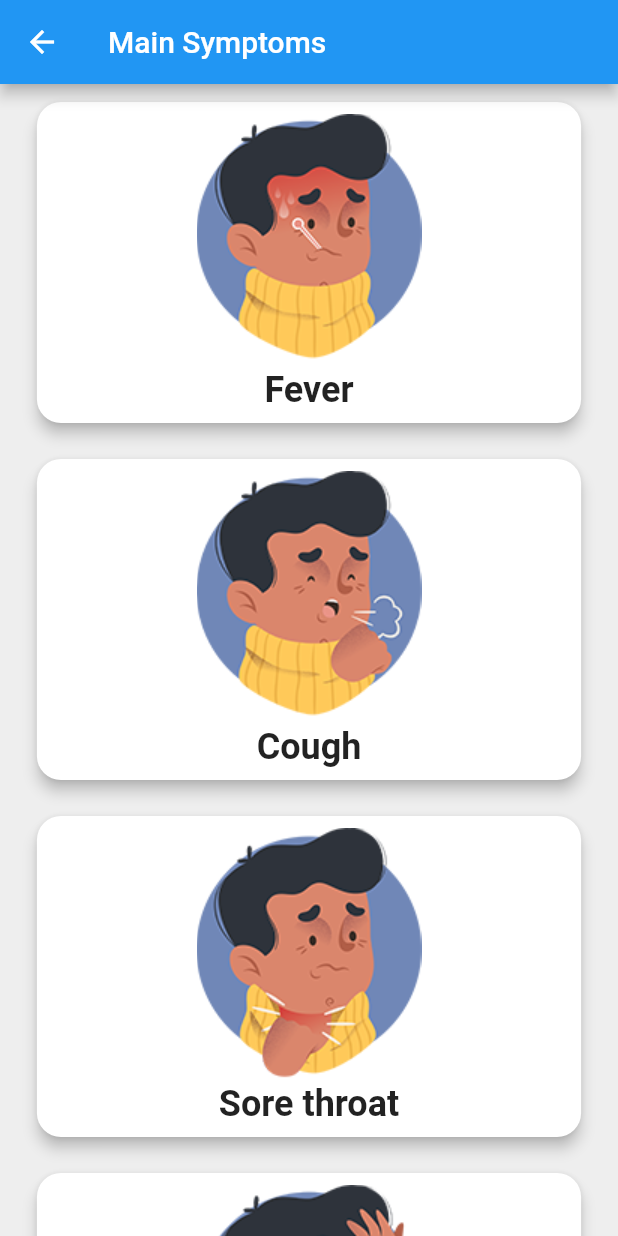
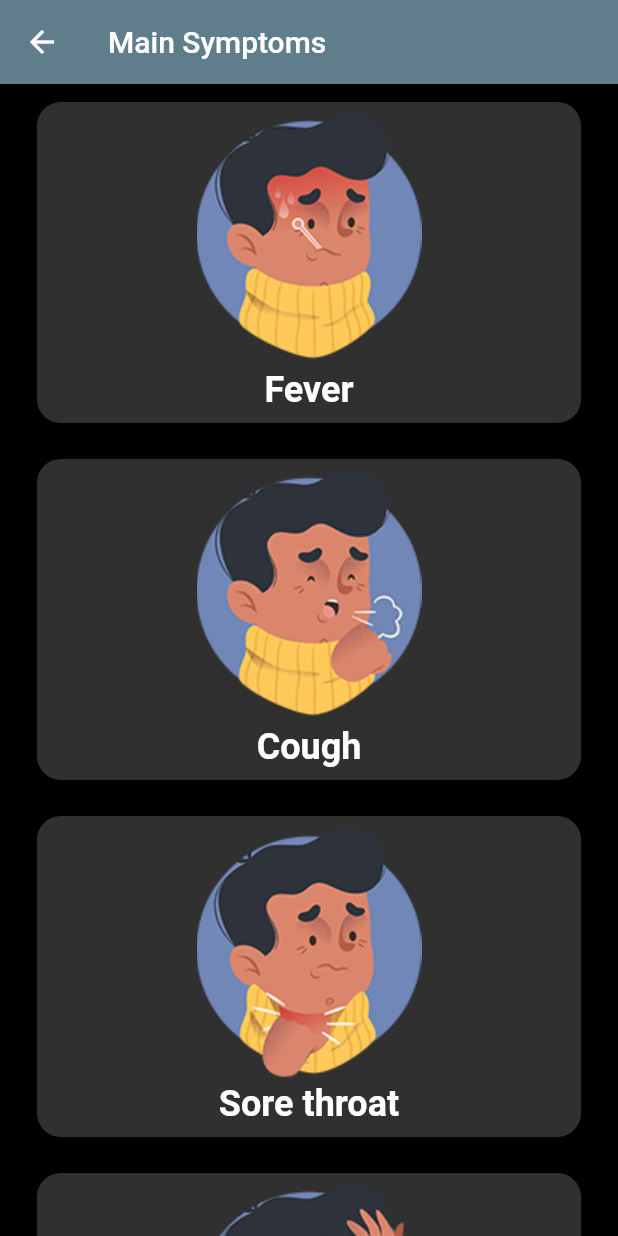
Before and after one commit to SrilalS/Covid19-Status, a Flutter app: the screen it shows after launch, after a tap on "Main Symptoms", on a phone screen of 412 x 824 dp. Run offline on Flutter 3.47's test engine with Material 2 defaults, Android fonts, the light colour scheme and no system bars; missing offline and left inert: onesignal_flutter; network calls fail.

Commit message:
Dark Mode

```diff
--- a/lib/main.dart
+++ b/lib/main.dart
@@ -17,7 +17,7 @@ class MyApp extends StatelessWidget {
       debugShowCheckedModeBanner: false,
       title: 'COVID-19 Stats - FOSS NSBM',
       theme: ThemeData(
-        primarySwatch: Colors.blue,
+        primarySwatch: Colors.blueGrey,
       ),
       home: MyHomePage(title: 'FOSS NSBM - COVID-19 Status'),
     );
@@ -54,9 +54,11 @@ class _MyHomePageState extends State<MyHomePage> {
         builder: (BuildContext context) {
           return Center(
               child: Container(
+                  color: Colors.black,
                   height: w / 1.25,
                   width: w / 1.5,
                   child: Card(
+                    color: Colors.black,
                     shape: RoundedRectangleBorder(
                       borderRadius: BorderRadius.circular(24),
                     ),
@@ -71,7 +73,9 @@ class _MyHomePageState extends State<MyHomePage> {
                           'Please Wash Your Hands before Entering!',
                           textAlign: TextAlign.center,
                           style: TextStyle(
-                              fontSize: 16, fontWeight: FontWeight.bold),
+                              fontSize: 16,
+                              fontWeight: FontWeight.bold,
+                              color: Colors.white),
                         ),
                         SizedBox(
                           height: 16,
@@ -85,14 +89,14 @@ class _MyHomePageState extends State<MyHomePage> {
                         ),
                         RaisedButton(
                             elevation: 4,
-                            color: Colors.red,
-                            splashColor: Colors.redAccent,
+                            color: Colors.white,
+                            splashColor: Colors.white,
                             shape: RoundedRectangleBorder(
                               borderRadius: BorderRadius.circular(32.0),
                             ),
                             child: Text(
                               'Okay',
-                              style: TextStyle(color: Colors.white),
+                              style: TextStyle(color: Colors.black),
                             ),
                             onPressed: () {
                               Navigator.pop(context);
@@ -145,7 +149,7 @@ class _MyHomePageState extends State<MyHomePage> {
               //_popUp();
             });
           }),
-      backgroundColor: Colors.grey[200],
+      backgroundColor: Colors.black,
       drawer: Drawer(
         child: Center(
           child: Column(
@@ -237,10 +241,12 @@ class _MyHomePageState extends State<MyHomePage> {
           child: Column(
         children: <Widget>[
           Container(
+            color: Colors.black,
             margin: EdgeInsets.fromLTRB(0, 8, 0, 0),
             height: h * 0.2,
             width: w * 0.9,
             child: Card(
+              color: Colors.grey[850],
               shape: RoundedRectangleBorder(
                 borderRadius: BorderRadius.circular(16.0),
               ),
@@ -254,12 +260,12 @@ class _MyHomePageState extends State<MyHomePage> {
                   ),
                   Text(
                     'Total Cases',
-                    style: TextStyle(color: Colors.orange, fontSize: 32),
+                    style: TextStyle(color: Colors.white, fontSize: 32),
                   ),
                   Text(
                     tc,
                     style: TextStyle(
-                        color: Colors.orange,
+                        color: Colors.white,
                         fontSize: 64,
                         fontWeight: FontWeight.bold),
                   )
@@ -274,6 +280,7 @@ class _MyHomePageState extends State<MyHomePage> {
                 height: h * 0.2,
                 width: w * 0.45,
                 child: Card(
+                  color: Colors.grey[850],
                   shape: RoundedRectangleBorder(
                     borderRadius: BorderRadius.circular(16.0),
                   ),
@@ -308,6 +315,7 @@ class _MyHomePageState extends State<MyHomePage> {
                 height: h * 0.2,
                 width: w * 0.45,
                 child: Card(
+                  color: Colors.grey[850],
                   shape: RoundedRectangleBorder(
                     borderRadius: BorderRadius.circular(16.0),
                   ),
@@ -321,16 +329,16 @@ class _MyHomePageState extends State<MyHomePage> {
                       ),
                       Text(
                         'New Cases',
-                        style: TextStyle(color: Colors.green, fontSize: 16),
+                        style: TextStyle(color: Colors.amber, fontSize: 16),
                       ),
                       Icon(
                         Icons.note_add,
-                        color: Colors.green,
+                        color: Colors.amber,
                       ),
                       Text(
                         nc,
                         style: TextStyle(
-                            color: Colors.green,
+                            color: Colors.amber,
                             fontSize: 64,
                             fontWeight: FontWeight.bold),
                       )
@@ -345,6 +353,7 @@ class _MyHomePageState extends State<MyHomePage> {
             height: h * 0.2,
             width: w * 0.9,
             child: Card(
+              color: Colors.grey[850],
               shape: RoundedRectangleBorder(
                 borderRadius: BorderRadius.circular(16.0),
               ),
@@ -380,7 +389,7 @@ class _MyHomePageState extends State<MyHomePage> {
                 shape: RoundedRectangleBorder(
                   borderRadius: BorderRadius.circular(32.0),
                 ),
-                color: Colors.red,
+                color: Colors.grey[600],
                 child: Text(
                   'Main Symptoms',
                   style: TextStyle(color: Colors.white),
@@ -401,7 +410,7 @@ class _MyHomePageState extends State<MyHomePage> {
                 shape: RoundedRectangleBorder(
                   borderRadius: BorderRadius.circular(32.0),
                 ),
-                color: Colors.green,
+                color: Colors.grey[600],
                 child: Text(
                   'Prevention Methods',
                   style: TextStyle(color: Colors.white),
--- a/lib/symp.dart
+++ b/lib/symp.dart
@@ -12,7 +12,7 @@ class _SympscrState extends State<Sympscr> {
   Widget build(BuildContext context) {
     return Container(
       child: Scaffold(
-        backgroundColor: Colors.grey[200],
+        backgroundColor: Colors.black,
         appBar: AppBar(
           title: Text('Main Symptoms'),
         ),
@@ -21,18 +21,18 @@ class _SympscrState extends State<Sympscr> {
             child: Column(
               mainAxisAlignment: MainAxisAlignment.center,
               children: <Widget>[
-
                 Container(
                   width: MediaQuery.of(context).size.width * 0.9,
                   margin: EdgeInsets.all(8),
                   child: Card(
+                    color: Colors.grey[850],
                     shape: RoundedRectangleBorder(
                       borderRadius: BorderRadius.circular(16.0),
                     ),
                     elevation: 4,
                     child: Column(
                       children: <Widget>[
-                        SizedBox(height:8),
+                        SizedBox(height: 8),
                         Image.asset(
                           'assets/1.png',
                           scale: 1,
@@ -40,25 +40,27 @@ class _SympscrState extends State<Sympscr> {
                         Text(
                           'Fever',
                           style: TextStyle(
-                              fontSize: 24, fontWeight: FontWeight.bold),
+                              fontSize: 24,
+                              fontWeight: FontWeight.bold,
+                              color: Colors.white),
                         ),
-                        SizedBox(height:8)
+                        SizedBox(height: 8)
                       ],
                     ),
                   ),
                 ),
-
                 Container(
                   width: MediaQuery.of(context).size.width * 0.9,
                   margin: EdgeInsets.all(8),
                   child: Card(
+                    color: Colors.grey[850],
                     shape: RoundedRectangleBorder(
                       borderRadius: BorderRadius.circular(16.0),
                     ),
                     elevation: 4,
                     child: Column(
                       children: <Widget>[
-                        SizedBox(height:8),
+                        SizedBox(height: 8),
                         Image.asset(
                           'assets/2.png',
                           scale: 1,
@@ -66,25 +68,27 @@ class _SympscrState extends State<Sympscr> {
                         Text(
                           'Cough',
                           style: TextStyle(
-                              fontSize: 24, fontWeight: FontWeight.bold),
+                              fontSize: 24,
+                              fontWeight: FontWeight.bold,
+                              color: Colors.white),
                         ),
-                        SizedBox(height:8),
+                        SizedBox(height: 8),
                       ],
                     ),
                   ),
                 ),
-
                 Container(
                   width: MediaQuery.of(context).size.width * 0.9,
                   margin: EdgeInsets.all(8),
                   child: Card(
+                    color: Colors.grey[850],
                     shape: RoundedRectangleBorder(
                       borderRadius: BorderRadius.circular(16.0),
                     ),
                     elevation: 4,
                     child: Column(
                       children: <Widget>[
-                        SizedBox(height:8),
+                        SizedBox(height: 8),
                         Image.asset(
                           'assets/3.png',
                           scale: 1,
@@ -92,26 +96,27 @@ class _SympscrState extends State<Sympscr> {
                         Text(
                           'Sore throat',
                           style: TextStyle(
-                              fontSize: 24, fontWeight: FontWeight.bold),
+                              fontSize: 24,
+                              fontWeight: FontWeight.bold,
+                              color: Colors.white),
                         ),
-                        SizedBox(height:8),
+                        SizedBox(height: 8),
                       ],
                     ),
                   ),
                 ),
-
-
                 Container(
                   width: MediaQuery.of(context).size.width * 0.9,
                   margin: EdgeInsets.all(8),
                   child: Card(
+                    color: Colors.grey[850],
                     shape: RoundedRectangleBorder(
                       borderRadius: BorderRadius.circular(16.0),
                     ),
                     elevation: 4,
                     child: Column(
                       children: <Widget>[
-                        SizedBox(height:8),
+                        SizedBox(height: 8),
                         Image.asset(
                           'assets/4.png',
                           scale: 1,
@@ -119,26 +124,27 @@ class _SympscrState extends State<Sympscr> {
                         Text(
                           'Sneezing and runny nose',
                           style: TextStyle(
-                              fontSize: 24, fontWeight: FontWeight.bold),
+                              fontSize: 24,
+                              fontWeight: FontWeight.bold,
+                              color: Colors.white),
                         ),
-                        SizedBox(height:8),
+                        SizedBox(height: 8),
                       ],
                     ),
                   ),
                 ),
-
-
                 Container(
                   width: MediaQuery.of(context).size.width * 0.9,
                   margin: EdgeInsets.all(8),
                   child: Card(
+                    color: Colors.grey[850],
                     shape: RoundedRectangleBorder(
                       borderRadius: BorderRadius.circular(16.0),
                     ),
                     elevation: 4,
                     child: Column(
                       children: <Widget>[
-                        SizedBox(height:8),
+                        SizedBox(height: 8),
                         Image.asset(
                           'assets/9.png',
                           scale: 1,
@@ -146,16 +152,15 @@ class _SympscrState extends State<Sympscr> {
                         Text(
                           'Difficulty in breathing',
                           style: TextStyle(
-                              fontSize: 24, fontWeight: FontWeight.bold),
+                              fontSize: 24,
+                              fontWeight: FontWeight.bold,
+                              color: Colors.white),
                         ),
-                        SizedBox(height:8),
+                        SizedBox(height: 8),
                       ],
                     ),
                   ),
                 ),
-
-
-
               ],
             ),
           ),
```
Also changed, not shown: lib/prev.dart (+25 -22 lines). Lines whose indentation alone changed are shown as unchanged.
